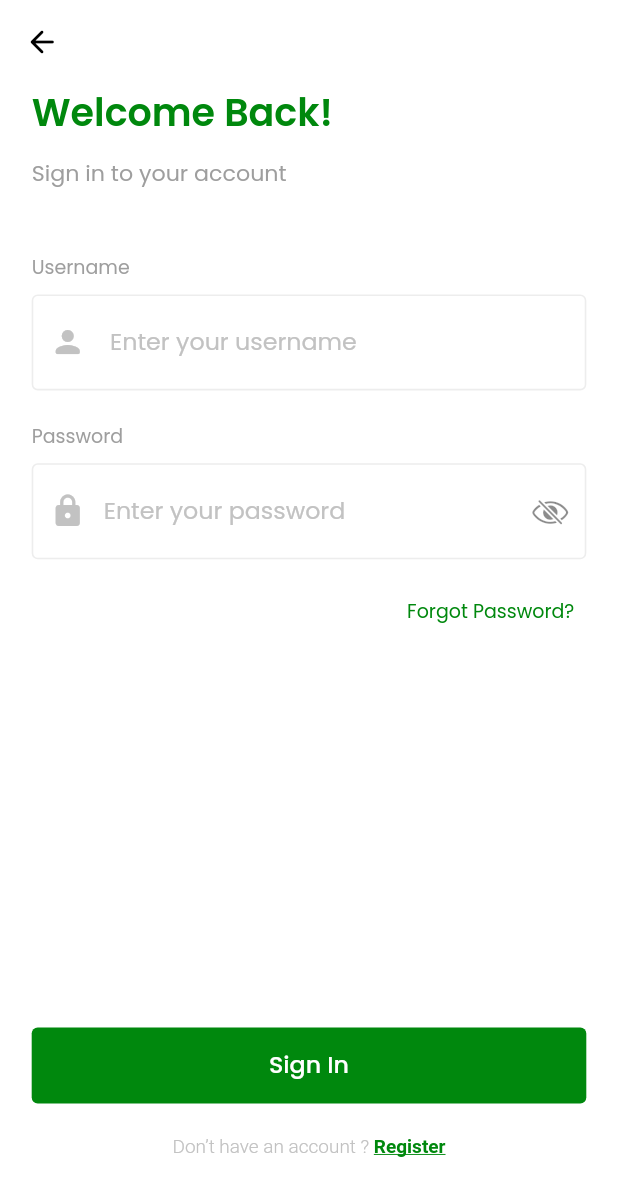
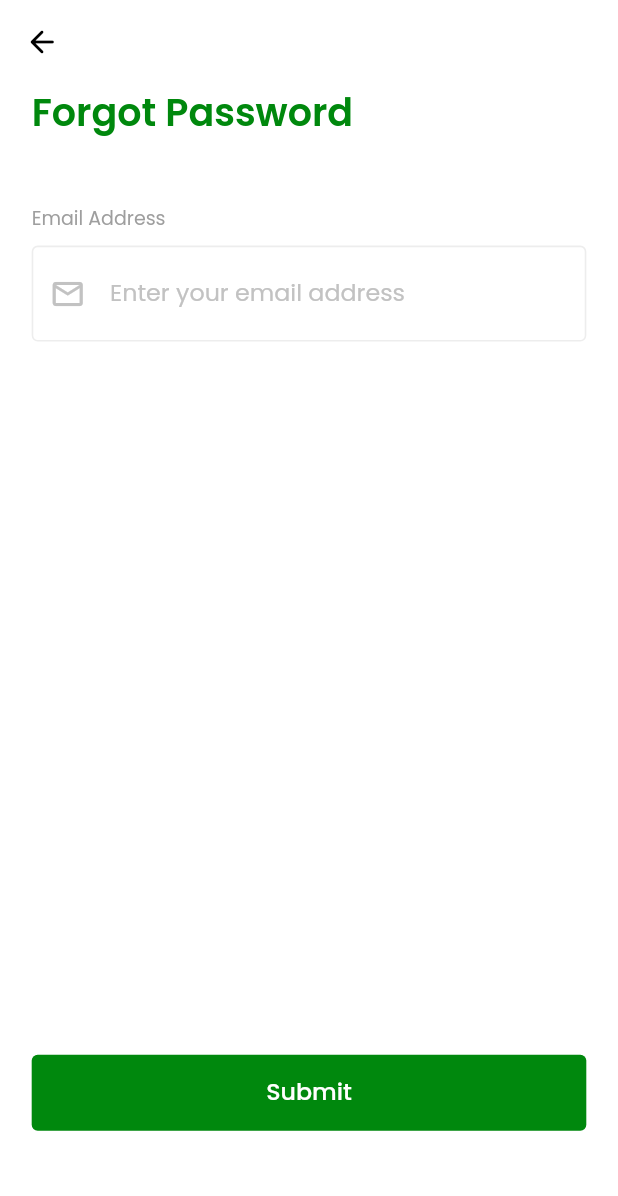
Before and after one commit to TanmoyTSSaha/nandu, a Flutter app: the Login screen opened directly, after a tap on "Forgot Password?", on a phone screen of 412 x 824 dp. Shown: the top 1196 px of the screen. Run offline on Flutter 3.47's test engine with Material 2 defaults, Android fonts, the phone set to English and light mode, and no system bars; our stand-ins replace cloud_firestore, firebase_auth, firebase_core, flutter_svg, get, google_fonts and 3 more; missing offline and left inert: flutter_facebook_auth; accounts and stored records are empty.

```diff
--- a/lib/Services/firebase_auth_config.dart
+++ b/lib/Services/firebase_auth_config.dart
@@ -3,6 +3,7 @@ import 'dart:developer';
 import 'package:cloud_firestore/cloud_firestore.dart';
 import 'package:firebase_auth/firebase_auth.dart';
 import 'package:flutter/cupertino.dart';
+import 'package:flutter/material.dart';
 import 'package:flutter_facebook_auth/flutter_facebook_auth.dart';
 import 'package:get/get.dart';
 import 'package:google_sign_in/google_sign_in.dart';
@@ -99,6 +100,33 @@ class FirebaseAuthConfig {
     }
   }
 
+  resetPassword(String email) async {
+    bool hasError = false;
+    try {
+      FirebaseAuth.instance.sendPasswordResetEmail(email: email);
+    } on FirebaseAuthException catch (exception) {
+      hasError = true;
+      if (exception.code == "user-not-found") {
+        Get.snackbar("User not found", "Please enter a valid email address!",
+            backgroundColor: Color(0xFF00880D), colorText: Colors.white);
+      } else if (exception.code == "invalid-email") {
+        Get.snackbar("Invalid Email", "Please enter a valid email address!",
+            backgroundColor: Color(0xFF00880D), colorText: Colors.white);
+      } else {
+        Get.snackbar("Error", "${exception.code}",
+            backgroundColor: Color(0xFF00880D), colorText: Colors.white);
+      }
+    } catch (e) {
+      hasError = true;
+      Get.snackbar("Error", "$e",
+          backgroundColor: Color(0xFF00880D), colorText: Colors.white);
+    } finally {
+      Get.snackbar("Reset Password",
+          "A link has been sent to your email address. \nPlease check the Spam section.",
+          backgroundColor: Color(0xFF00880D), colorText: Colors.white);
+    }
+  }
+
   storeData(String username, String emailAddress, String phoneNumber) async {
     await FirebaseFirestore.instance
         .collection("users")
--- a/lib/main.dart
+++ b/lib/main.dart
@@ -3,7 +3,6 @@ import 'package:get/get.dart';
 import 'package:flutter/material.dart';
 import 'package:google_fonts/google_fonts.dart';
 import 'package:flutter/services.dart';
-import 'package:nandu/screens/local_lock_screen.dart';
 import 'package:nandu/screens/splash_screen.dart';
 import 'package:firebase_core/firebase_core.dart';
 
@@ -36,7 +35,7 @@ class MyApp extends StatelessWidget {
               primarySwatch: Colors.blue,
               textTheme: GoogleFonts.poppinsTextTheme(),
             ),
-            home: LocalLockScreen(),//snapshot.data != null ? const Home() : const SplashScreen(),
+            home: snapshot.data != null ? const Home() : const SplashScreen(),
           );
         });
   }
--- /dev/null
+++ b/lib/screens/forgot_password.dart
@@ -0,0 +1,134 @@
+import 'package:flutter/gestures.dart';
+import 'package:flutter/material.dart';
+import 'package:get/get.dart';
+import 'package:nandu/Services/firebase_auth_config.dart';
+import 'package:nandu/screens/sign_in_verification.dart';
+import 'package:nandu/screens/sign_up.dart';
+
+class ForgotPassword extends StatefulWidget {
+  const ForgotPassword({Key? key}) : super(key: key);
+
+  @override
+  State<ForgotPassword> createState() => _ForgotPasswordState();
+}
+
+class _ForgotPasswordState extends State<ForgotPassword> {
+  GlobalKey<FormState> signInFormormKey = GlobalKey<FormState>();
+  TextEditingController emailController = TextEditingController();
+  bool showPassword = false;
+  @override
+  Widget build(BuildContext context) {
+    final double screenHeight = MediaQuery.of(context).size.height;
+    final double height10 = screenHeight / 78;
+    return Scaffold(
+      resizeToAvoidBottomInset: true,
+      backgroundColor: Colors.white,
+      appBar: AppBar(
+        backgroundColor: Colors.white,
+        elevation: 0.0,
+        leading: IconButton(
+          onPressed: () {
+            Get.back();
+          },
+          icon: const Icon(
+            Icons.arrow_back_rounded,
+            color: Colors.black,
+          ),
+        ),
+      ),
+      body: GestureDetector(
+        onTap: () {
+          FocusManager.instance.primaryFocus!.unfocus();
+        },
+        child: SingleChildScrollView(
+          physics: const BouncingScrollPhysics(),
+          child: Padding(
+            padding: EdgeInsets.symmetric(horizontal: height10 * 2.0),
+            child: Form(
+              key: signInFormormKey,
+              child: Column(
+                crossAxisAlignment: CrossAxisAlignment.start,
+                children: [
+                  Text(
+                    "Forgot Password",
+                    style: TextStyle(
+                      fontSize: height10 * 2.4,
+                      fontWeight: FontWeight.w600,
+                      color: const Color(0xFF00880D),
+                    ),
+                  ),
+                  SizedBox(height: height10 * 4),
+                  Text(
+                    "Email Address",
+                    style: TextStyle(
+                      fontSize: height10 * 1.2,
+                      fontWeight: FontWeight.w400,
+                      color: const Color(0xFF9E9E9E),
+                    ),
+                  ),
+                  SizedBox(height: height10 * 0.8),
+                  TextFormField(
+                    validator: (email) {
+                      if (email!.isEmpty) {
+                        return "Mobile number cannot be empty";
+                      } else {
+                        return null;
+                      }
+                    },
+                    controller: emailController,
+                    keyboardType: TextInputType.emailAddress,
+                    autocorrect: false,
+                    decoration: InputDecoration(
+                      prefixIcon: const Icon(
+                        Icons.email_outlined,
+                        color: Color(0xFFC2C2C2),
+                      ),
+                      focusedBorder: OutlineInputBorder(
+                        borderSide: BorderSide(
+                          width: height10 * 0.1,
+                          color: const Color(0xFFEDEDED),
+                        ),
+                      ),
+                      enabledBorder: OutlineInputBorder(
+                        borderSide: BorderSide(
+                          width: height10 * 0.1,
+                          color: const Color(0xFFEDEDED),
+                        ),
+                      ),
+                      hintText: " Enter your email address",
+                      hintStyle: TextStyle(
+                        fontSize: height10 * 1.5,
+                        color: const Color(0xFFC2C2C2),
+                      ),
+                    ),
+                  ),
+                  SizedBox(height: height10 * 45),
+                  ElevatedButton(
+                    style: ElevatedButton.styleFrom(
+                        primary: const Color(0xFF00880D),
+                        elevation: 0.0,
+                        minimumSize: Size(double.infinity, height10 * 4.8)),
+                    onPressed: () {
+                      if (signInFormormKey.currentState!.validate()) {
+                        FirebaseAuthConfig()
+                            .resetPassword(emailController.text);
+                      }
+                    },
+                    child: Text(
+                      "Submit",
+                      style: TextStyle(
+                        color: Colors.white,
+                        fontWeight: FontWeight.w500,
+                        fontSize: height10 * 1.5,
+                      ),
+                    ),
+                  ),
+                ],
+              ),
+            ),
+          ),
+        ),
+      ),
+    );
+  }
+}
--- a/lib/screens/login.dart
+++ b/lib/screens/login.dart
@@ -5,6 +5,7 @@ import 'package:flutter/gestures.dart';
 import 'package:flutter/material.dart';
 import 'package:get/get.dart';
 import 'package:nandu/Services/firebase_auth_config.dart';
+import 'package:nandu/screens/forgot_password.dart';
 import 'package:nandu/screens/home.dart';
 import 'package:nandu/screens/sign_in_verification.dart';
 import 'package:nandu/screens/sign_up.dart';
@@ -176,7 +177,9 @@ class _LoginState extends State<Login> {
                   Align(
                     alignment: Alignment.centerRight,
                     child: TextButton(
-                      onPressed: () {},
+                      onPressed: () {
+                        Get.to(() => const ForgotPassword());
+                      },
                       child: Text(
                         "Forgot Password?",
                         style: TextStyle(
```
Also changed, not shown: lib/calculation.dart (added, +184 -0 lines), lib/screens/local_lock_screen.dart (deleted, +0 -248 lines), lib/screens/sign_In_options.dart (+148 -0 lines), lib/Services/local_auth.dart (deleted), 3 other files.
